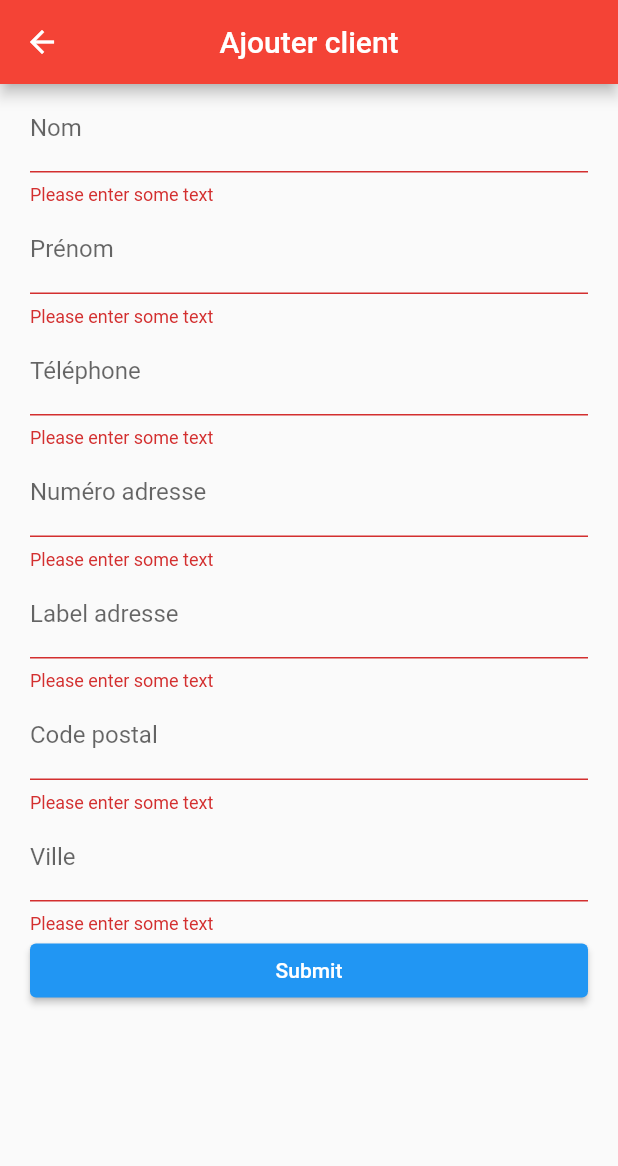
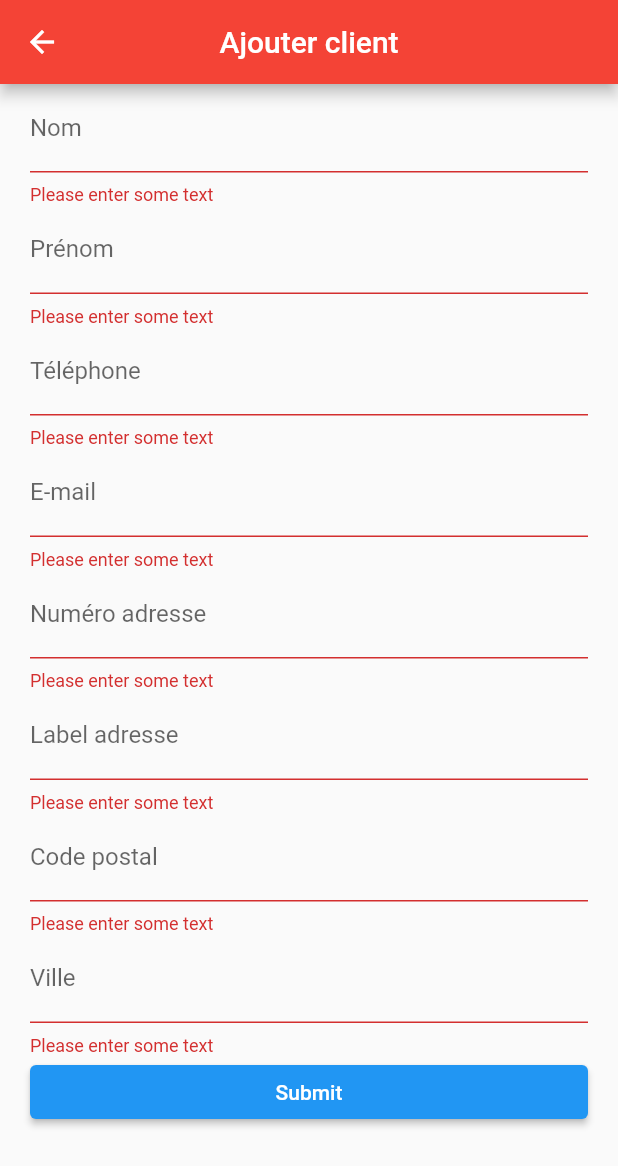
Before and after one commit to LancelotDucoeur/osteoapp, a Flutter app: the AddClientScreen screen opened directly, after a tap on "Submit", on a phone screen of 412 x 824 dp. Shown: the top 1166 px of the screen. Run offline on Flutter 3.47's test engine with Material 2 defaults, Android fonts, the phone set to English and light mode, and no system bars; our stand-ins replace firebase_auth, firebase_core, shared_preferences; accounts and stored records are empty; network calls fail.

```diff
--- a/lib/models/ClientModel.dart
+++ b/lib/models/ClientModel.dart
@@ -7,16 +7,19 @@ class ClientModel {
   String addrStreet;
   String addrCode;
   String addrCity;
+  String email;
 
-  ClientModel(
-      {this.id = -1,
+  ClientModel({
+    this.id = -1,
     this.firstname = '',
     this.lastname = '',
     this.tel = '',
     this.addrNum = '',
     this.addrStreet = '',
     this.addrCode = '',
-      this.addrCity = ''});
+    this.addrCity = '',
+    this.email = '',
+  });
 
   static ClientModel fromJson(Map<String, dynamic> json) => ClientModel(
         id: json['id'],
@@ -27,6 +30,7 @@ class ClientModel {
         addrStreet: json['addrStreet'],
         addrCode: json['addrCode'],
         addrCity: json['addrCity'],
+        email: json['email'],
       );
 
   Map<String, dynamic> toJson() => {
@@ -38,10 +42,11 @@ class ClientModel {
         'addrStreet': addrStreet,
         'addrCode': addrCode,
         'addrCity': addrCity,
+        'email': email,
       };
 
   @override
   String toString() {
-    return '"clients" : { "id": $id "firstname": $firstname, "lastname": $lastname, "tel": $tel, "addrNum": $addrNum, "addrStreet": $addrStreet, "addrCode": $addrCode, "addrCity": $addrCity}';
+    return '"clients" : { "id": $id "firstname": $firstname, "lastname": $lastname, "tel": $tel, "addrNum": $addrNum, "addrStreet": $addrStreet, "addrCode": $addrCode, "addrCity": $addrCity, "email": $email}';
   }
 }
--- a/lib/screens/AddClient.dart
+++ b/lib/screens/AddClient.dart
@@ -19,6 +19,8 @@ class _AddClientScreenState extends State<AddClientScreen> {
   TextEditingController addrStreetController = TextEditingController();
   TextEditingController addrCodeController = TextEditingController();
   TextEditingController addrCityController = TextEditingController();
+  TextEditingController emailController = TextEditingController();
+
   ClientModel clientModel = ClientModel();
   late SharedPreferences preferences;
 
@@ -103,6 +105,19 @@ class _AddClientScreenState extends State<AddClientScreen> {
                           TextFormField(
                             decoration: const InputDecoration(
                               border: UnderlineInputBorder(),
+                              labelText: 'E-mail',
+                            ),
+                            controller: emailController,
+                            validator: (value) {
+                              if (value == null || value.isEmpty) {
+                                return 'Please enter some text';
+                              }
+                              return null;
+                            },
+                          ),
+                          TextFormField(
+                            decoration: const InputDecoration(
+                              border: UnderlineInputBorder(),
                               labelText: 'Numéro adresse',
                             ),
                             controller: addrNumController,
@@ -166,7 +181,9 @@ class _AddClientScreenState extends State<AddClientScreen> {
                                   addrNum: addrNumController.text,
                                   addrStreet: addrStreetController.text,
                                   addrCode: addrCodeController.text,
-                                    addrCity: addrCityController.text);
+                                  addrCity: addrCityController.text,
+                                  email: emailController.text,
+                                );
 
                                 List<ClientModel> clients = [];
                                 SharedPreferences sharedPreferences =
--- a/lib/screens/Clients.dart
+++ b/lib/screens/Clients.dart
@@ -111,6 +111,7 @@ class _ClientsScreenState extends State<ClientsScreen> {
                                     addrStreet: clients[index].addrStreet,
                                     addrCode: clients[index].addrCode,
                                     addrCity: clients[index].addrCity,
+                                    email: clients[index].email,
                                   )),
                             ),
                           )
```
Also changed, not shown: lib/models/AnimalModel.dart (added, +32 -0 lines), lib/screens/ClientDetails.dart (+54 -2 lines), lib/widgets/animalsTableData.dart (added, +75 -0 lines). Lines whose indentation alone changed are shown as unchanged.
